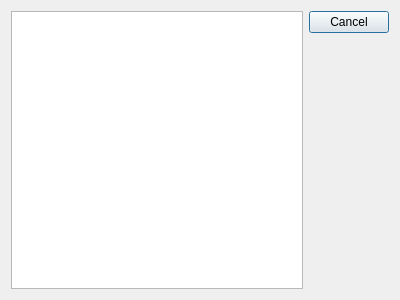
citic/botNeumann, file source/GameMenu/PlayerManagerDialog.ui: the form before one commit.
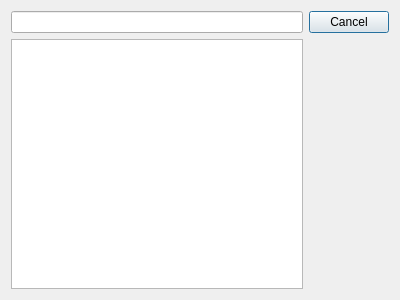
The form after the commit.

Commit message: Allows create and change players. For each player a group is stored in the QSettings

The edit to the form file:
```diff
--- a/source/GameMenu/PlayerManagerDialog.ui
+++ b/source/GameMenu/PlayerManagerDialog.ui
@@ -15,7 +15,21 @@
   </property>
   <layout class="QHBoxLayout" name="horizontalLayout">
    <item>
-    <widget class="QListWidget" name="listWidget"/>
+    <layout class="QVBoxLayout" name="verticalLayout">
+     <item>
+      <widget class="QLineEdit" name="nicknameLineEdit"/>
+     </item>
+     <item>
+      <widget class="QListWidget" name="playerListWidget">
+       <property name="selectionBehavior">
+        <enum>QAbstractItemView::SelectRows</enum>
+       </property>
+       <property name="sortingEnabled">
+        <bool>true</bool>
+       </property>
+      </widget>
+     </item>
+    </layout>
    </item>
    <item>
     <widget class="QDialogButtonBox" name="buttonBox">
```
The commit also changes 8 other files.
